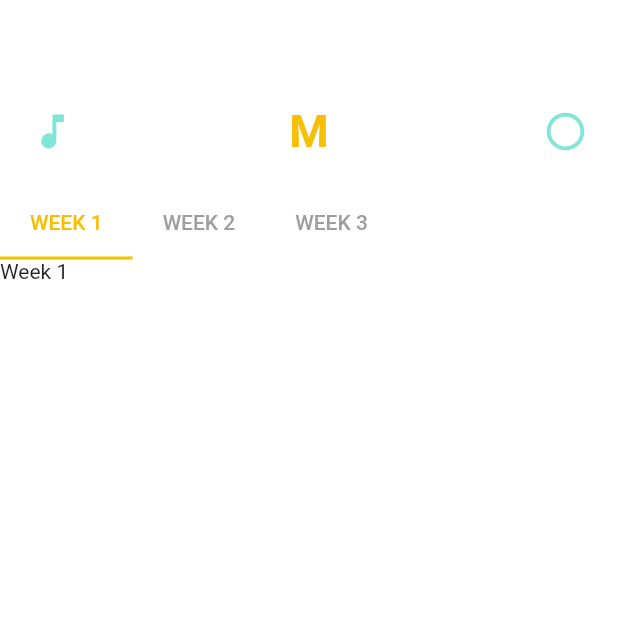
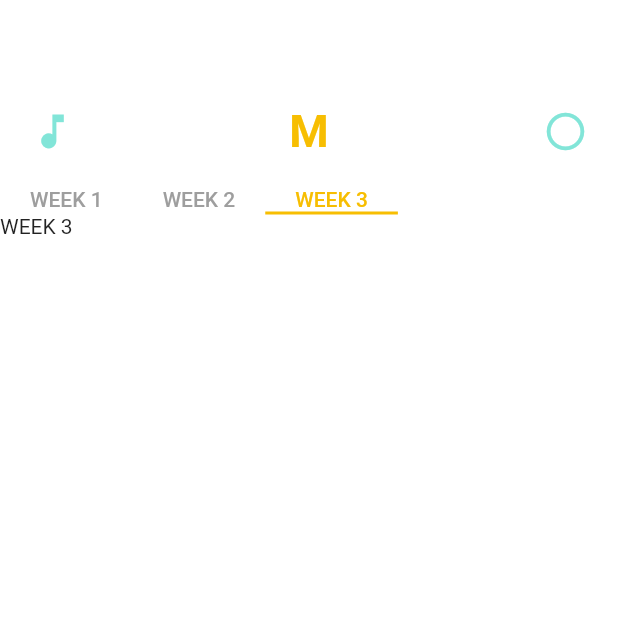
Before and after one commit to UN1V3RS3X/workouts_app, a Flutter app: the screen it shows after launch, on a phone screen of 412 x 824 dp, the top half of it. Run offline on Flutter 3.47's test engine with Material 2 defaults, Android fonts, the light colour scheme and no system bars.

Commit message:
Se agrega tabbar dinamica.

```diff
--- a/lib/views/workouts.dart
+++ b/lib/views/workouts.dart
@@ -9,15 +9,31 @@ class Workouts extends StatefulWidget {
 }
 
 class _WorkoutsState extends State<Workouts> with TickerProviderStateMixin {
-  List images = [
-    "mountain4.jpeg",
-    "mountain8.jpeg",
-    "mountain9.jpeg",
+  List weeks = [
+    "WEEK 1",
+    "WEEK 2",
+    "WEEK 3",
   ];
+
+  List<Widget> myTabs = [];
+  List<Widget> myTabsContent = [];
+
+  late TabController myTabController;
+
+  @override
+  void initState() {
+    super.initState();
+    for (var i = 0; i < weeks.length; i++) {
+      myTabs.add(Text(weeks[i]));
+      myTabsContent.add(Text(weeks[i]));
+    }
+    var lastIndex = myTabs.length - 1;
+    myTabController = TabController(
+        vsync: this, length: myTabs.length, initialIndex: lastIndex);
+  }
+
   @override
   Widget build(BuildContext context) {
-    TabController _tabController = TabController(length: 3, vsync: this);
-
     return Scaffold(
       backgroundColor: Colors.white,
       body: Column(
@@ -51,35 +67,22 @@ class _WorkoutsState extends State<Workouts> with TickerProviderStateMixin {
           const SizedBox(
             height: 20,
           ),
-          Container(
-            child: Align(
-              alignment: Alignment.centerLeft,
-              child: TabBar(
-                  controller: _tabController,
-                  labelColor: Color.fromARGB(255, 247, 190, 2),
-                  unselectedLabelColor: Colors.grey,
-                  isScrollable: true,
-                  labelPadding: const EdgeInsets.only(left: 20, right: 20),
-                  indicatorColor: Color.fromARGB(255, 247, 190, 2),
-                  tabs: [
-                    Tab(
-                      text: "WEEK 1",
-                    ),
-                    Tab(
-                      text: "WEEK 2",
-                    ),
-                    Tab(
-                      text: "WEEK 3",
-                    ),
-                  ]),
-            ),
+          Align(
+            alignment: Alignment.centerLeft,
+            child: TabBar(
+                controller: myTabController,
+                labelColor: const Color.fromARGB(255, 247, 190, 2),
+                unselectedLabelColor: Colors.grey,
+                isScrollable: true,
+                labelPadding: const EdgeInsets.only(left: 20, right: 20),
+                indicatorColor: const Color.fromARGB(255, 247, 190, 2),
+                tabs: myTabs.toList()),
           ),
-          Container(
+          SizedBox(
             width: double.maxFinite,
             height: 300,
             child: TabBarView(
-                controller: _tabController,
-                children: [Text("Week 1"), Text("Week 2"), Text("Week 3")]),
+                controller: myTabController, children: myTabsContent.toList()),
           )
         ],
       ),
```
